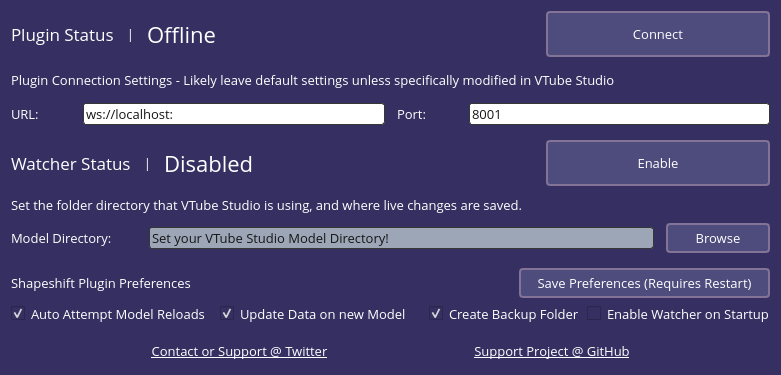
Qt form files/qtdesigner/plugin_windowv2.ui (randypanopio/VTS-Shapeshift) before a commit.
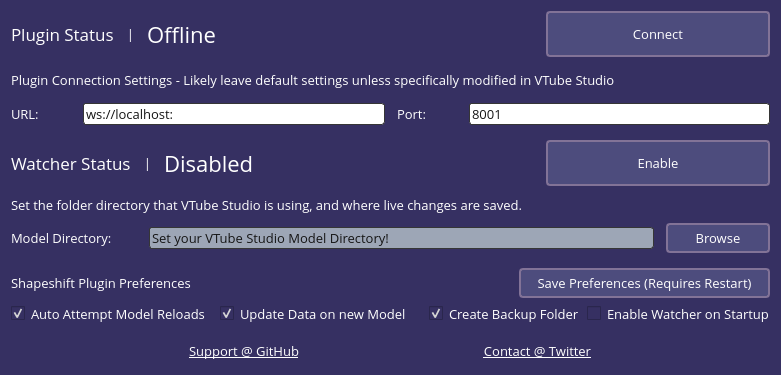
The same form after that commit.

```diff
--- a/files/qtdesigner/plugin_windowv2.ui
+++ b/files/qtdesigner/plugin_windowv2.ui
@@ -508,7 +508,7 @@
        <item>
         <layout class="QHBoxLayout" name="horizontalLayout">
          <item>
-          <widget class="QPushButton" name="twitter_button">
+          <widget class="QPushButton" name="github_button">
            <property name="sizePolicy">
             <sizepolicy hsizetype="Fixed" vsizetype="Fixed">
              <horstretch>0</horstretch>
@@ -534,12 +534,12 @@
 }</string>
            </property>
            <property name="text">
-            <string>Contact or Support @ Twitter</string>
+            <string>Support @ GitHub</string>
            </property>
           </widget>
          </item>
          <item>
-          <widget class="QPushButton" name="github_button">
+          <widget class="QPushButton" name="twitter_button">
            <property name="sizePolicy">
             <sizepolicy hsizetype="Fixed" vsizetype="Fixed">
              <horstretch>0</horstretch>
@@ -565,7 +565,7 @@
 }</string>
            </property>
            <property name="text">
-            <string>Support Project @ GitHub</string>
+            <string>Contact @ Twitter</string>
            </property>
           </widget>
          </item>
```
